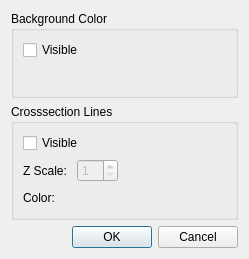
First picture: the form in libs/geodata/riversurvey/geodatariversurveydisplaysettingdialog.ui, repository i-RIC/prepost-gui, before the edit.
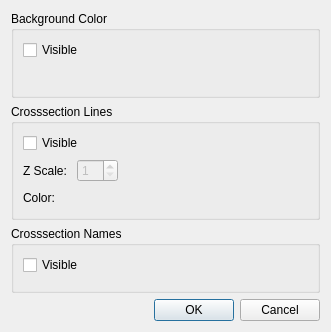
Second picture: the form after the edit. Custom widgets are drawn as their Qt base class.

```diff
--- a/libs/geodata/riversurvey/geodatariversurveydisplaysettingdialog.ui
+++ b/libs/geodata/riversurvey/geodatariversurveydisplaysettingdialog.ui
@@ -6,14 +6,14 @@
    <rect>
     <x>0</x>
     <y>0</y>
-    <width>249</width>
-    <height>239</height>
+    <width>331</width>
+    <height>309</height>
    </rect>
   </property>
   <property name="windowTitle">
    <string>Display Setting</string>
   </property>
-  <layout class="QVBoxLayout" name="verticalLayout_2">
+  <layout class="QVBoxLayout" name="verticalLayout_3">
    <item>
     <widget class="QGroupBox" name="bgGroupBox">
      <property name="title">
@@ -151,6 +151,29 @@
      </layout>
     </widget>
    </item>
+   <item>
+    <widget class="QGroupBox" name="groupBox">
+     <property name="title">
+      <string>Crosssection Names</string>
+     </property>
+     <layout class="QVBoxLayout" name="verticalLayout_2">
+      <item>
+       <widget class="QCheckBox" name="nameVisibleCheckBox">
+        <property name="text">
+         <string>Visible</string>
+        </property>
+       </widget>
+      </item>
+      <item>
+       <widget class="vtkTextPropertySettingWidget" name="nameFontWidget" native="true">
+        <property name="enabled">
+         <bool>false</bool>
+        </property>
+       </widget>
+      </item>
+     </layout>
+    </widget>
+   </item>
    <item>
     <spacer name="verticalSpacer">
      <property name="orientation">
@@ -177,17 +200,23 @@
   </layout>
  </widget>
  <customwidgets>
-  <customwidget>
-   <class>TransparencyWidget</class>
-   <extends>QWidget</extends>
-   <header>guibase/widget/transparencywidget.h</header>
-   <container>1</container>
-  </customwidget>
   <customwidget>
    <class>ColorEditWidget</class>
    <extends>QLabel</extends>
    <header>guibase/widget/coloreditwidget.h</header>
   </customwidget>
+  <customwidget>
+   <class>vtkTextPropertySettingWidget</class>
+   <extends>QWidget</extends>
+   <header>guibase/vtktextpropertysettingwidget.h</header>
+   <container>1</container>
+  </customwidget>
+  <customwidget>
+   <class>TransparencyWidget</class>
+   <extends>QWidget</extends>
+   <header>guibase/widget/transparencywidget.h</header>
+   <container>1</container>
+  </customwidget>
  </customwidgets>
  <resources/>
  <connections>
```
Left out of the diff: 24 changed lines with no effect on the pictures.
